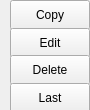
The window that src/qt/forms/tooltipmenu.ui (eons-finance/ALQO) describes before a commit, drawn with Qt 5.
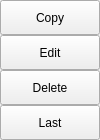
The same window after the commit.

```diff
--- a/src/qt/forms/tooltipmenu.ui
+++ b/src/qt/forms/tooltipmenu.ui
@@ -6,20 +6,26 @@
    <rect>
     <x>0</x>
     <y>0</y>
-    <width>90</width>
-    <height>110</height>
+    <width>100</width>
+    <height>140</height>
    </rect>
   </property>
+  <property name="sizePolicy">
+   <sizepolicy hsizetype="Expanding" vsizetype="Preferred">
+    <horstretch>0</horstretch>
+    <verstretch>0</verstretch>
+   </sizepolicy>
+  </property>
   <property name="minimumSize">
    <size>
-    <width>90</width>
-    <height>110</height>
+    <width>0</width>
+    <height>0</height>
    </size>
   </property>
   <property name="maximumSize">
    <size>
     <width>16777215</width>
-    <height>140</height>
+    <height>16777215</height>
    </size>
   </property>
   <property name="windowTitle">
@@ -43,12 +49,18 @@
    </property>
    <item>
     <widget class="QWidget" name="container" native="true">
-     <layout class="QVBoxLayout" name="verticalLayout_3">
+     <property name="sizePolicy">
+      <sizepolicy hsizetype="Expanding" vsizetype="Preferred">
+       <horstretch>0</horstretch>
+       <verstretch>0</verstretch>
+      </sizepolicy>
+     </property>
+     <layout class="QVBoxLayout" name="verticalLayout">
       <property name="spacing">
        <number>0</number>
       </property>
       <property name="leftMargin">
-       <number>10</number>
+       <number>0</number>
       </property>
       <property name="topMargin">
        <number>0</number>
@@ -59,10 +71,10 @@
       <property name="bottomMargin">
        <number>0</number>
       </property>
-      <item alignment="Qt::AlignLeft">
+      <item>
        <widget class="QPushButton" name="btnCopy">
         <property name="sizePolicy">
-         <sizepolicy hsizetype="Maximum" vsizetype="Fixed">
+         <sizepolicy hsizetype="Expanding" vsizetype="Fixed">
           <horstretch>0</horstretch>
           <verstretch>0</verstretch>
          </sizepolicy>
@@ -70,13 +82,13 @@
         <property name="minimumSize">
          <size>
           <width>0</width>
-          <height>30</height>
+          <height>35</height>
          </size>
         </property>
         <property name="maximumSize">
          <size>
           <width>16777215</width>
-          <height>30</height>
+          <height>35</height>
          </size>
         </property>
         <property name="focusPolicy">
@@ -87,10 +99,10 @@
         </property>
        </widget>
       </item>
-      <item alignment="Qt::AlignLeft">
+      <item>
        <widget class="QPushButton" name="btnEdit">
         <property name="sizePolicy">
-         <sizepolicy hsizetype="Maximum" vsizetype="Fixed">
+         <sizepolicy hsizetype="Expanding" vsizetype="Fixed">
           <horstretch>0</horstretch>
           <verstretch>0</verstretch>
          </sizepolicy>
@@ -98,13 +110,13 @@
         <property name="minimumSize">
          <size>
           <width>0</width>
-          <height>30</height>
+          <height>35</height>
          </size>
         </property>
         <property name="maximumSize">
          <size>
           <width>16777215</width>
-          <height>30</height>
+          <height>35</height>
          </size>
         </property>
         <property name="focusPolicy">
@@ -115,10 +127,10 @@
         </property>
        </widget>
       </item>
-      <item alignment="Qt::AlignLeft">
+      <item>
        <widget class="QPushButton" name="btnDelete">
         <property name="sizePolicy">
-         <sizepolicy hsizetype="Maximum" vsizetype="Fixed">
+         <sizepolicy hsizetype="Expanding" vsizetype="Fixed">
           <horstretch>0</horstretch>
           <verstretch>0</verstretch>
          </sizepolicy>
@@ -126,13 +138,13 @@
         <property name="minimumSize">
          <size>
           <width>0</width>
-          <height>30</height>
+          <height>35</height>
          </size>
         </property>
         <property name="maximumSize">
          <size>
           <width>16777215</width>
-          <height>30</height>
+          <height>35</height>
          </size>
         </property>
         <property name="focusPolicy">
@@ -143,10 +155,10 @@
         </property>
        </widget>
       </item>
-      <item alignment="Qt::AlignLeft">
+      <item>
        <widget class="QPushButton" name="btnLast">
         <property name="sizePolicy">
-         <sizepolicy hsizetype="Maximum" vsizetype="Fixed">
+         <sizepolicy hsizetype="Minimum" vsizetype="Fixed">
           <horstretch>0</horstretch>
           <verstretch>0</verstretch>
          </sizepolicy>
@@ -154,13 +166,13 @@
         <property name="minimumSize">
          <size>
           <width>0</width>
-          <height>30</height>
+          <height>35</height>
          </size>
         </property>
         <property name="maximumSize">
          <size>
           <width>16777215</width>
-          <height>30</height>
+          <height>35</height>
          </size>
         </property>
         <property name="focusPolicy">
```
